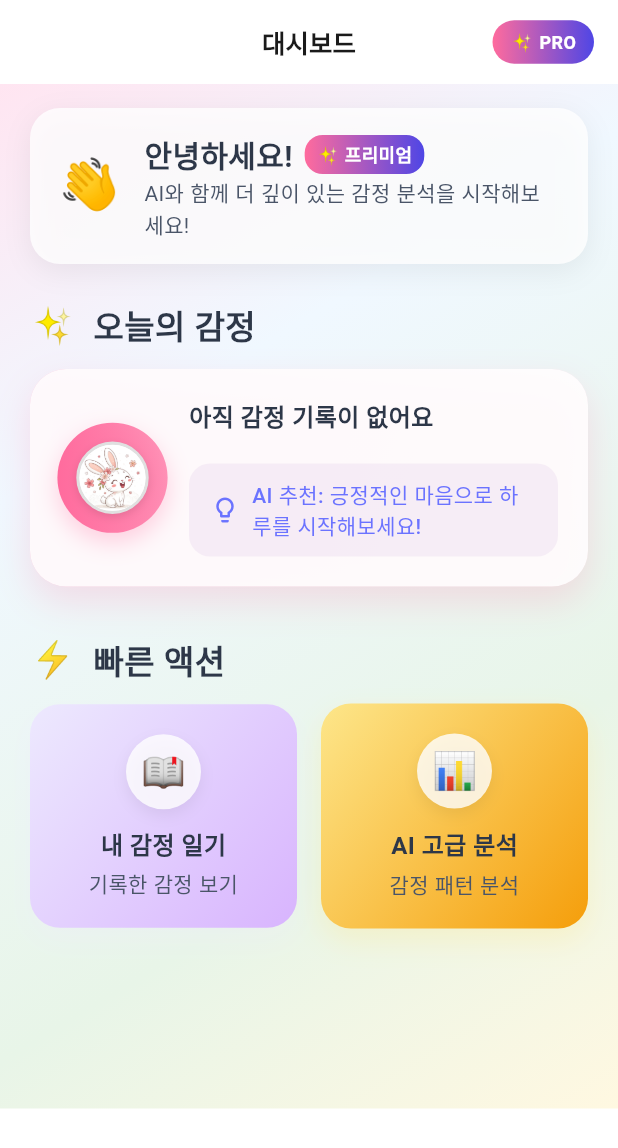
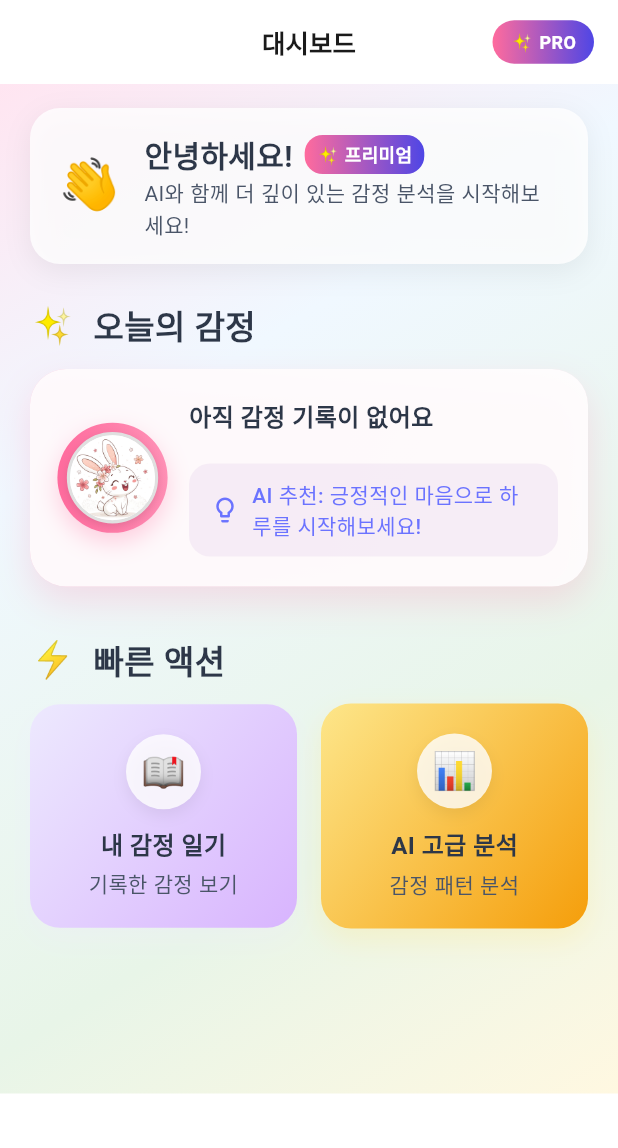
Before and after one commit to Codgm/Lifewisp, a Flutter app: the DashboardScreen screen opened by its route, on a phone screen of 412 x 824 dp. Shown: the top 1148 px of the screen. Run offline on Flutter 3.47's test engine with Material 3 defaults, Android fonts, the phone set to English and light mode, and no system bars; our stand-ins replace fl_chart, google_fonts, image_picker, shared_preferences; accounts and stored records are empty; Roboto replaces fonts that are missing (Jua).

Commit message:
Update dashboard_screen.dart

```diff
--- a/lib/screens/dashboard_screen.dart
+++ b/lib/screens/dashboard_screen.dart
@@ -115,7 +115,7 @@ class _DashboardScreenState extends State<DashboardScreen>
           child: SingleChildScrollView(
             physics: BouncingScrollPhysics(),
             child: Padding(
-              padding: const EdgeInsets.fromLTRB(20, 16, 20, 20),
+              padding: const EdgeInsets.fromLTRB(20, 16, 20, 10),
               child: Column(
                 crossAxisAlignment: CrossAxisAlignment.stretch,
                 children: [
@@ -342,10 +342,10 @@ class _DashboardScreenState extends State<DashboardScreen>
                                       ],
                                     ),
                                     child: Container(
-                                      padding: EdgeInsets.all(12),
+                                      padding: EdgeInsets.all(6),
                                       child: RabbitEmoticon(
                                         emotion: _mapStringToRabbitEmotion(emoji),
-                                        size: 56,
+                                        size: 68,
                                       ),
                                     ),
                                   ),
```
